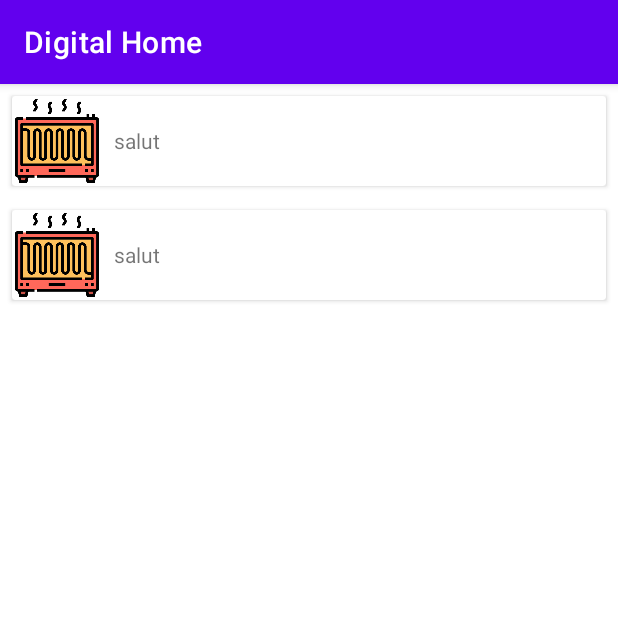
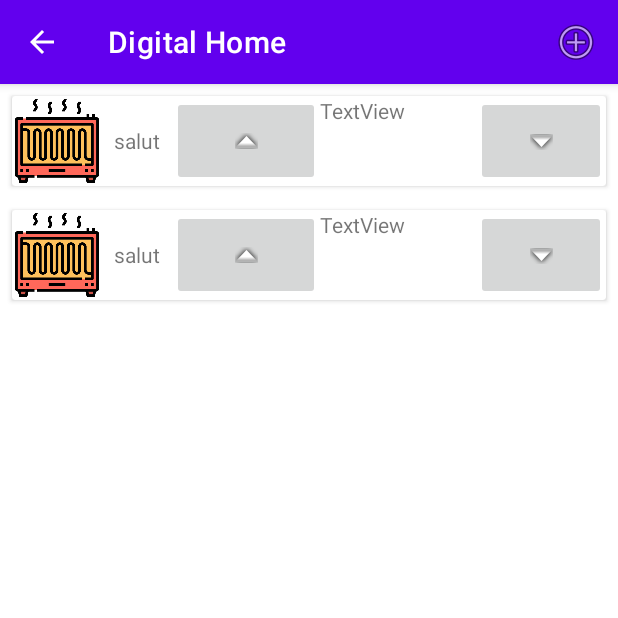
Before and after one commit to DIGITAL-HOME-Team/Application-DH, an Android app: the screen it shows after launch (ListObjectActivity), after a tap on an icon or button, on a phone screen of 412 x 824 dp, the top half of it. Run offline under Robolectric (Android 15) with nearby library versions, the phone set to English and light mode, and no system bars.

Commit message:
Ajout fonction
-ajout menu supprimer/ajouter

```diff
--- a/app/src/main/AndroidManifest.xml
+++ b/app/src/main/AndroidManifest.xml
@@ -9,7 +9,7 @@
         android:roundIcon="@mipmap/ic_launcher_round"
         android:supportsRtl="true"
         android:theme="@style/Theme.DigitalHome">
-        <activity android:name=".ListObjectActivity" />
+        <activity android:name=".ListObjectActivity" android:parentActivityName=".HomeActivity"/>
         <activity android:name=".HomeActivity">
             <intent-filter>
                 <action android:name="android.intent.action.MAIN" />
@@ -17,6 +17,8 @@
                 <category android:name="android.intent.category.LAUNCHER" />
             </intent-filter>
         </activity>
+        <activity android:name=".DetailsPlantActivity" android:parentActivityName=".ListObjectActivity" />
+        <activity android:name=".AddObjectActivity"  />
     </application>
 
 </manifest>
--- a/app/src/main/java/fr/epf/min/digitalhome/ListObjectActivity.kt
+++ b/app/src/main/java/fr/epf/min/digitalhome/ListObjectActivity.kt
@@ -1,24 +1,34 @@
 package fr.epf.min.digitalhome
 
+import android.content.Intent
 import android.os.Bundle
 import android.util.Log
+import android.view.Menu
+import android.view.MenuItem
+import android.widget.Toast
+import androidx.appcompat.app.AlertDialog
 import androidx.appcompat.app.AppCompatActivity
 import androidx.recyclerview.widget.LinearLayoutManager
 import fr.epf.min.digitalhome.model.Object
 import fr.epf.min.digitalhome.model.Type
 import kotlinx.android.synthetic.main.activity_object.*
+import java.sql.*
+import java.sql.DriverManager.getConnection
+import java.util.*
 
 
 class ListObjectActivity  : AppCompatActivity() {
     override fun onCreate(savedInstanceState: Bundle?) {
+
+        supportActionBar?.setDisplayHomeAsUpEnabled(true)
+
         val intent = intent
-        var type : String = ""
+        var type: String = ""
         if (intent.hasExtra("type")) {
             type = intent.getStringExtra("type").toString()
         }
-        Log.d("test","Nom:${type}")
-        val types=(
-        when(type){
+        val types = (
+                when (type) {
                     "HEATER" -> Type.HEATER
                     "WINDOW" -> Type.WINDOW
                     "LIGHT" -> Type.LIGHT
@@ -36,11 +46,69 @@ class ListObjectActivity  : AppCompatActivity() {
                         false
                 )
 
-        val `object1` = Object("salut",types)
-        val `object2` = Object("salut",types)
-        val `object` = listOf(`object1`,`object2`)
+        val `object1` = Object("salut", types)
+        val `object2` = Object("salut", types)
+        val `object` = listOf(`object1`, `object2`)
 
-        list_objects_recyclerview.adapter= ListObjectAdapter(`object`)
+        list_objects_recyclerview.adapter = ListObjectAdapter(`object`)
+
+    }
+
+    override fun onCreateOptionsMenu(menu: Menu?): Boolean {
+        menuInflater.inflate(R.menu.list_object,menu)
+        return super.onCreateOptionsMenu(menu)
+    }
+
+    override fun onOptionsItemSelected(item: MenuItem): Boolean {
+        when(item.itemId) {
+            R.id.add_object_action -> {
+                val intent = Intent(this, AddObjectActivity::class.java)
+                startActivity(intent)
 
             }
         }
+        return super.onOptionsItemSelected(item)
+    }
+
+
+
+
+/*
+    internal var conn: Connection? = null
+
+    fun main(args: Array<String>) {
+        // make a connection to MySQL Server
+        getConnection()
+        // execute the query via connection object
+        executeMySQLQuery()
+    }
+    fun executeMySQLQuery() {
+        var stmt: Statement? = null
+        var resultset: ResultSet? = null
+
+        try {
+            stmt = conn!!.createStatement()
+            resultset = stmt!!.executeQuery("SHOW DATABASES;")
+
+        } catch (ex: SQLException) {
+            // handle any errors
+            ex.printStackTrace()
+        }
+    }
+        fun getConnection() {
+            val connectionProps = Properties()
+            //connectionProps.put("host", "195.144.11.150")
+            connectionProps.put("user", "zdj62853")
+            connectionProps.put("password", "DH1904!!")
+            connectionProps.put("database", "zdj62853")
+            try {
+                Class.forName("com.mysql.jdbc.Driver").newInstance()
+                val conn = DriverManager.getConnection("195.144.11.150", connectionProps)
+            } catch (ex: SQLException) {
+                ex.printStackTrace()// handle any errors
+            } catch (ex: Exception) {
+                ex.printStackTrace() // handle any errors
+            }
+        }
+*/
+    }
--- a/app/src/main/java/fr/epf/min/digitalhome/ListObjectAdapter.kt
+++ b/app/src/main/java/fr/epf/min/digitalhome/ListObjectAdapter.kt
@@ -7,14 +7,23 @@ import android.view.ViewGroup
 import androidx.recyclerview.widget.RecyclerView
 import fr.epf.min.digitalhome.model.Object
 import fr.epf.min.digitalhome.model.Type
-import kotlinx.android.synthetic.main.list_object_view.view.*
+import kotlinx.android.synthetic.main.list_object_plant_view.view.*
+
 
 class ListObjectAdapter(val objects: List<Object>) : RecyclerView.Adapter<ListObjectAdapter.ObjectViewHolder>() {
     class ObjectViewHolder(val objectView: View) : RecyclerView.ViewHolder(objectView)
 
     override fun onCreateViewHolder(parent: ViewGroup, viewType: Int): ObjectViewHolder {
+        val `object`: Object =objects[viewType]
         val layoutInflater : LayoutInflater= LayoutInflater.from(parent.context)
-        val view : View = layoutInflater.inflate(R.layout.list_object_view,parent,false)
+        var view : View = layoutInflater.inflate(when(`object`.type){
+            Type.HEATER -> R.layout.list_object_heater_view
+            Type.LIGHT -> R.layout.list_object_light_view
+            Type.PLANT -> R.layout.list_object_plant_view
+            Type.WINDOW -> R.layout.list_object_window_view
+        },parent,false)
+
+
 
         return ObjectViewHolder(view)
     }
@@ -34,8 +43,9 @@ class ListObjectAdapter(val objects: List<Object>) : RecyclerView.Adapter<ListOb
                 })
         holder.objectView.setOnClickListener{
             with(it.context){
+                val `object_name`=`object`.name
                 val intent= Intent(this,DetailsPlantActivity::class.java)
-                intent.putExtra("id",position)
+                intent.putExtra("object", `object_name`);
                 startActivity(intent)
 
             }
--- a/app/src/main/res/layout/activity_details_plant.xml
+++ b/app/src/main/res/layout/activity_details_plant.xml
@@ -6,7 +6,7 @@
     android:layout_height="match_parent">
 
     <TextView
-        android:id="@+id/textView"
+        android:id="@+id/Detail_plant_textview"
         android:layout_width="wrap_content"
         android:layout_height="wrap_content"
         android:text="TextView"
--- /dev/null
+++ b/app/src/main/res/layout/list_object_heater_view.xml
@@ -0,0 +1,52 @@
+<?xml version="1.0" encoding="utf-8"?>
+
+<androidx.cardview.widget.CardView
+    xmlns:android="http://schemas.android.com/apk/res/android"
+    xmlns:app="http://schemas.android.com/apk/res-auto"
+    xmlns:tools="http://schemas.android.com/tools"
+    android:layout_width="match_parent"
+    android:layout_height="wrap_content"
+    android:layout_margin="8dp"
+    android:gravity="center_vertical">
+
+    <LinearLayout
+        android:orientation="horizontal"
+        android:layout_width="match_parent"
+        android:layout_height="match_parent">
+        <ImageView
+            tools:src="@drawable/heater"
+            android:id ="@+id/object_imageview"
+            android:layout_width="60dp"
+            android:layout_height="60dp"/>
+        <TextView
+            android:id="@+id/object_name_textview"
+            tools:text="Prenom Nom"
+            android:layout_margin="8dp"
+            android:layout_gravity="center_vertical"
+            android:layout_width="wrap_content"
+            android:layout_height="wrap_content"
+            />
+
+        <ImageButton
+            android:id="@+id/imageButton"
+            android:layout_width="52dp"
+            android:layout_height="match_parent"
+            android:layout_weight="1"
+            app:srcCompat="@android:drawable/arrow_up_float" />
+
+        <TextView
+            android:id="@+id/textView"
+            android:layout_width="wrap_content"
+            android:layout_height="match_parent"
+            android:layout_weight="1"
+            android:text="TextView" />
+
+        <ImageButton
+            android:id="@+id/imageButton2"
+            android:layout_width="wrap_content"
+            android:layout_height="match_parent"
+            android:layout_weight="1"
+            app:srcCompat="@android:drawable/arrow_down_float" />
+
+    </LinearLayout>
+</androidx.cardview.widget.CardView>
--- /dev/null
+++ b/app/src/main/res/menu/list_object.xml
@@ -0,0 +1,10 @@
+<?xml version="1.0" encoding="utf-8"?>
+<menu xmlns:app="http://schemas.android.com/apk/res-auto"
+    xmlns:android="http://schemas.android.com/apk/res/android">
+
+    <item
+        android:id="@+id/add_object_action"
+        android:icon="@android:drawable/ic_menu_add"
+        android:title="add"
+        app:showAsAction="ifRoom" />
+</menu>
--- a/app/src/main/res/values/strings.xml
+++ b/app/src/main/res/values/strings.xml
@@ -1,4 +1,10 @@
 <resources>
     <string name="app_name">Digital Home</string>
     <string name="venue">Maison 1</string>
+    <string name="client_lastname">Name</string>
+    <string name="object_add">Ajouter objet</string>
+    <string name="object_light">LIGHT</string>
+    <string name="object_plant">Plant</string>
+    <string name="object_window">Window</string>
+    <string name="object_heater">Heater</string>
 </resources>
```
Also changed, not shown: app/src/main/java/fr/epf/min/digitalhome/AddObjectActivity.kt (added, +39 -0 lines), app/src/main/java/fr/epf/min/digitalhome/DetailsPlantActivity.kt (+44 -0 lines), app/src/main/res/layout/activity_add_object.xml (added, +65 -0 lines), app/src/main/res/layout/list_object_light_view.xml (added, +37 -0 lines), app/src/main/res/layout/list_object_window_view.xml (added, +45 -0 lines), app/src/main/res/menu/detail_object.xml (added, +10 -0 lines), app/src/main/res/layout/list_object_plant_view.xml (renamed from app/src/main/res/layout/list_object_view.xml). Lines whose indentation alone changed are shown as unchanged.
